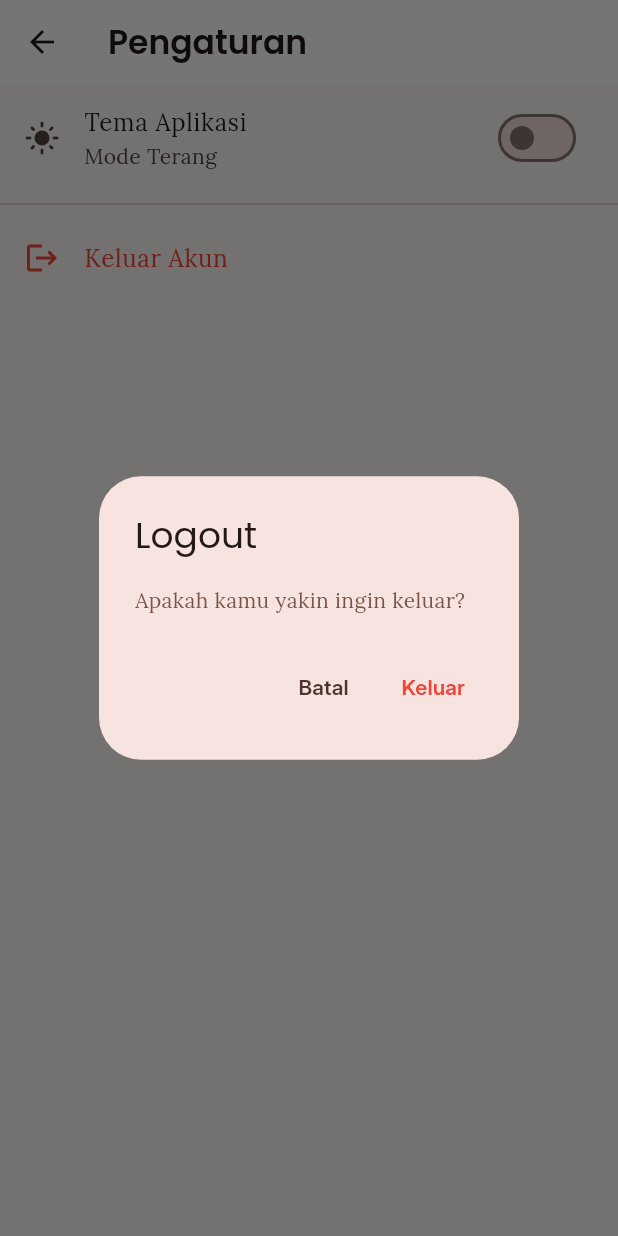
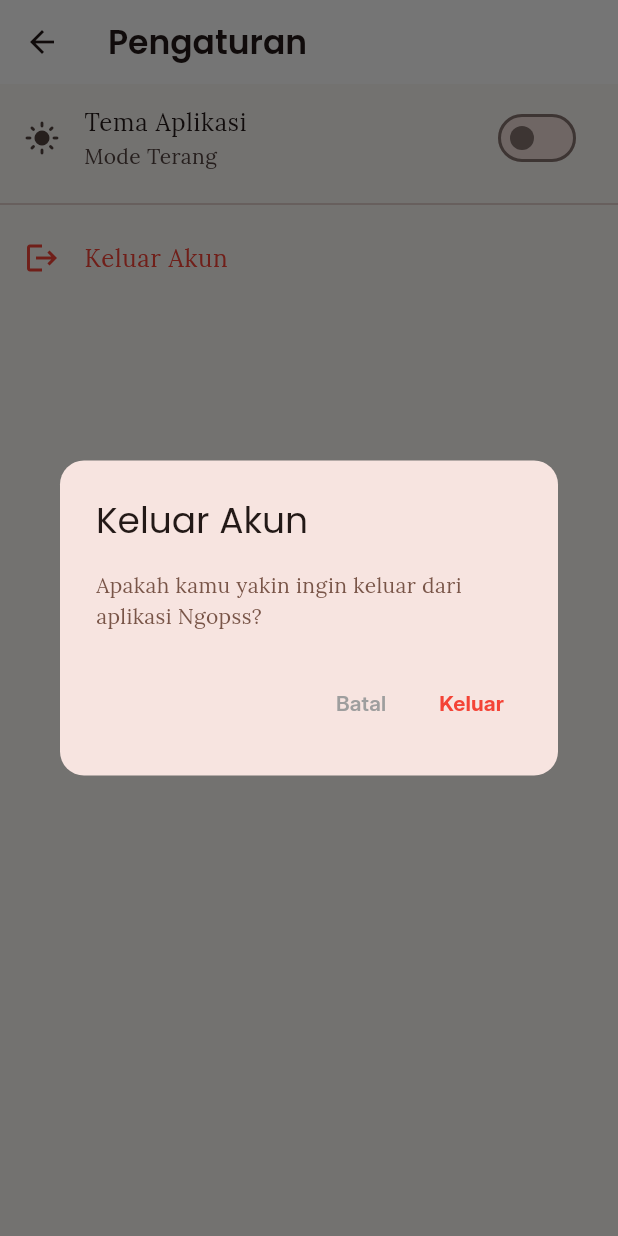
Before and after one commit to str122-xyz/1123150070-uts, a Flutter app: the SettingsPage screen opened directly, after a tap on "Keluar Akun", on a phone screen of 412 x 824 dp. Run offline on Flutter 3.47's test engine with Material 3 defaults, Android fonts, the phone set to English and light mode, and no system bars; our stand-ins replace dio, email_validator, firebase_auth, firebase_core, flutter_secure_storage, google_sign_in; accounts and stored records are empty; network calls fail.

Commit message:
refactor: rute navigasi
- fixing AuthGuard menggunakan StatefulWidget dan pushNamedAndRemoveUntil agar URL browser sinkron saat redirect.
- memperbaiki alur navigasi Login dan Logout agar history halaman terhapus dengan bersih (mencegah bug tombol back)

```diff
--- a/lib/features/auth/presentation/pages/login_page.dart
+++ b/lib/features/auth/presentation/pages/login_page.dart
@@ -53,7 +53,7 @@ class _LoginPageState extends State<LoginPage> {
 
   void _handleLoginResult(bool ok, AuthProvider auth) {
     if (ok) {
-      Navigator.pushReplacementNamed(context, AppRouter.main);
+      Navigator.pushNamedAndRemoveUntil(context, '/main', (route) => false);
     } else if (auth.status == AuthStatus.emailNotVerified) {
       Navigator.pushReplacementNamed(context, AppRouter.verifyEmail);
     } else {
--- a/lib/features/catalog/presentation/pages/dashboard_page.dart
+++ b/lib/features/catalog/presentation/pages/dashboard_page.dart
@@ -33,6 +33,7 @@ class _DashboardPageState extends State<DashboardPage> {
       length: 2,
       child: Scaffold(
         appBar: AppBar(
+          automaticallyImplyLeading: false,
           title: Column(
             crossAxisAlignment: CrossAxisAlignment.start,
             children: [
--- a/lib/features/settings/presentation/pages/setting_page.dart
+++ b/lib/features/settings/presentation/pages/setting_page.dart
@@ -52,23 +52,45 @@ class SettingsPage extends StatelessWidget {
   void _showLogoutDialog(BuildContext context) {
     showDialog(
       context: context,
-      builder: (context) => AlertDialog(
-        title: const Text('Logout'),
-        content: const Text('Apakah kamu yakin ingin keluar?'),
-        actions: [
-          TextButton(
-            onPressed: () => Navigator.pop(context),
-            child: const Text('Batal'),
+      builder: (BuildContext dialogContext) {
+        return AlertDialog(
+          title: const Text('Keluar Akun'),
+          content: const Text(
+            'Apakah kamu yakin ingin keluar dari aplikasi Ngopss?',
           ),
-          TextButton(
-            onPressed: () {
-              context.read<AuthProvider>().logout();
-              Navigator.pop(context);
-            },
-            child: const Text('Keluar', style: TextStyle(color: Colors.red)),
+          shape: RoundedRectangleBorder(
+            borderRadius: BorderRadius.circular(16),
           ),
-        ],
-      ),
+          actions: [
+            TextButton(
+              onPressed: () {
+                Navigator.pop(dialogContext);
+              },
+              child: const Text('Batal', style: TextStyle(color: Colors.grey)),
+            ),
+            TextButton(
+              onPressed: () async {
+                Navigator.pop(dialogContext);
+                await context.read<AuthProvider>().logout();
+                if (context.mounted) {
+                  Navigator.pushNamedAndRemoveUntil(
+                    context,
+                    '/login',
+                    (route) => false,
+                  );
+                }
+              },
+              child: const Text(
+                'Keluar',
+                style: TextStyle(
+                  color: Colors.red,
+                  fontWeight: FontWeight.bold,
+                ),
+              ),
+            ),
+          ],
+        );
+      },
     );
   }
 }
```
Also changed, not shown: lib/core/routes/auth_guard.dart (+39 -12 lines).
